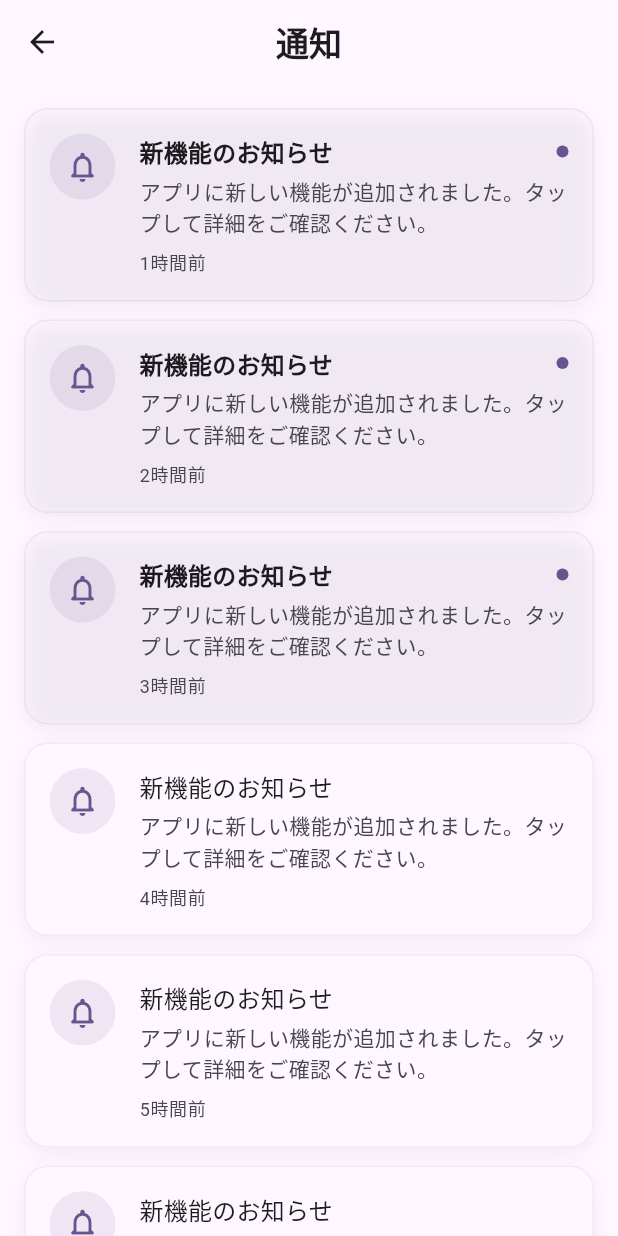
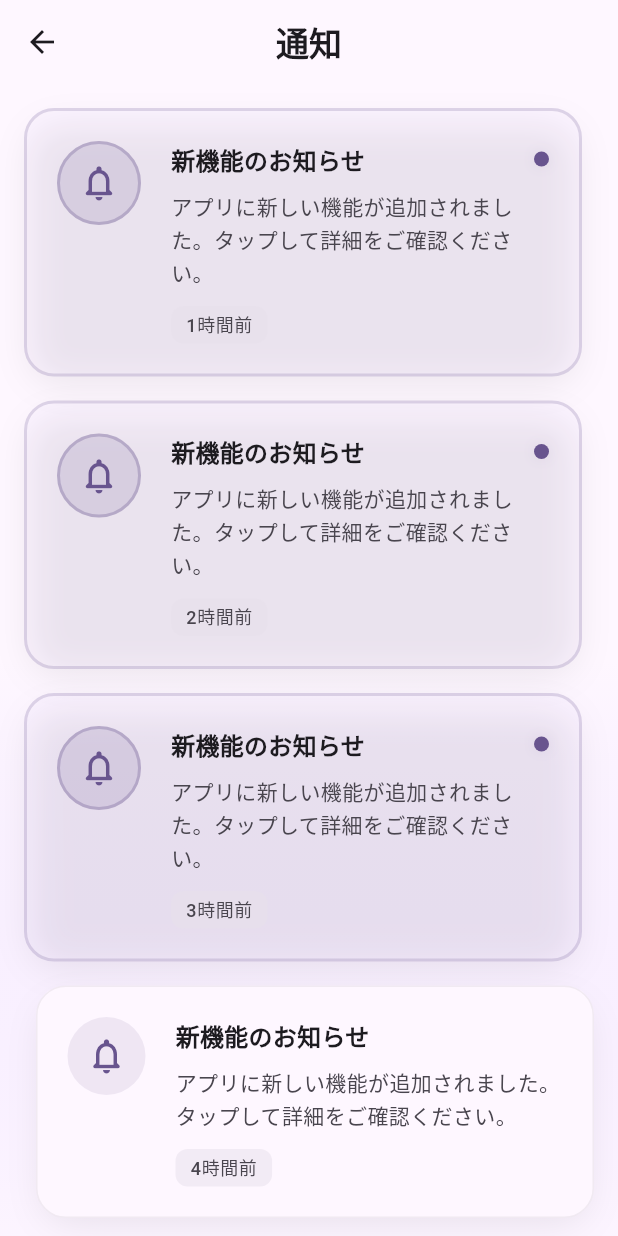
Before and after one commit to Koichi5/cursor_agent_sample, a Flutter app: the NotificationPage screen opened directly, on a phone screen of 412 x 824 dp. Run offline on Flutter 3.47's test engine with Material 3 defaults, Android fonts, the phone set to English and light mode, and no system bars.

Commit message:
feat: Update notification page design

```diff
--- a/lib/views/notification_page/notification_page.dart
+++ b/lib/views/notification_page/notification_page.dart
@@ -20,19 +20,41 @@ class NotificationPage extends StatelessWidget {
         centerTitle: true,
         elevation: 0,
       ),
-      body: ListView.builder(
+      body: Container(
+        decoration: BoxDecoration(
+          gradient: LinearGradient(
+            begin: Alignment.topCenter,
+            end: Alignment.bottomCenter,
+            colors: [
+              theme.colorScheme.surface,
+              theme.colorScheme.surface,
+              theme.colorScheme.primaryContainer.withOpacity(0.1),
+            ],
+          ),
+        ),
+        child: ListView.builder(
           padding: const EdgeInsets.all(16),
           itemCount: 10,
           itemBuilder: (context, index) {
             final isUnread = index < 3;
-          return _buildNotificationItem(
+            return AnimatedContainer(
+              duration: const Duration(milliseconds: 300),
+              curve: Curves.easeInOut,
+              margin: EdgeInsets.only(
+                bottom: 16,
+                left: isUnread ? 0 : 8,
+                right: isUnread ? 8 : 0,
+              ),
+              child: _buildNotificationItem(
                 context,
                 title: '新機能のお知らせ',
                 message: 'アプリに新しい機能が追加されました。タップして詳細をご確認ください。',
                 time: '${index + 1}時間前',
                 isUnread: isUnread,
+              ),
             );
           },
+        ),
       ),
     );
   }
@@ -46,47 +68,58 @@ class NotificationPage extends StatelessWidget {
   }) {
     final theme = Theme.of(context);
     return Container(
-      margin: const EdgeInsets.only(bottom: 12),
       decoration: BoxDecoration(
         color: isUnread
-            ? theme.colorScheme.primaryContainer.withOpacity(0.1)
+            ? theme.colorScheme.primaryContainer.withOpacity(0.15)
             : theme.colorScheme.surface,
-        borderRadius: BorderRadius.circular(16),
+        borderRadius: BorderRadius.circular(20),
         border: Border.all(
-          color: theme.colorScheme.outline.withOpacity(0.1),
+          color: isUnread
+              ? theme.colorScheme.primary.withOpacity(0.2)
+              : theme.colorScheme.outline.withOpacity(0.1),
+          width: isUnread ? 2 : 1,
         ),
         boxShadow: [
           BoxShadow(
-            color: theme.colorScheme.shadow.withOpacity(0.05),
-            blurRadius: 10,
-            offset: const Offset(0, 4),
+            color: theme.colorScheme.shadow.withOpacity(0.08),
+            blurRadius: 20,
+            offset: const Offset(0, 8),
+            spreadRadius: -4,
           ),
         ],
       ),
       child: Material(
         color: Colors.transparent,
-        borderRadius: BorderRadius.circular(16),
+        borderRadius: BorderRadius.circular(20),
         child: InkWell(
           onTap: () {},
-          borderRadius: BorderRadius.circular(16),
+          borderRadius: BorderRadius.circular(20),
           child: Padding(
-            padding: const EdgeInsets.all(16),
+            padding: const EdgeInsets.all(20),
             child: Row(
               crossAxisAlignment: CrossAxisAlignment.start,
               children: [
                 Container(
-                  padding: const EdgeInsets.all(10),
+                  padding: const EdgeInsets.all(12),
                   decoration: BoxDecoration(
-                    color: theme.colorScheme.primary.withOpacity(0.1),
+                    color: isUnread
+                        ? theme.colorScheme.primary.withOpacity(0.15)
+                        : theme.colorScheme.primary.withOpacity(0.1),
                     shape: BoxShape.circle,
+                    border: isUnread
+                        ? Border.all(
+                            color: theme.colorScheme.primary.withOpacity(0.3),
+                            width: 2,
+                          )
+                        : null,
                   ),
                   child: Icon(
                     Icons.notifications_none_rounded,
                     color: theme.colorScheme.primary,
-                    size: 24,
+                    size: 28,
                   ),
                 ),
-                const SizedBox(width: 16),
+                const SizedBox(width: 20),
                 Expanded(
                   child: Column(
                     crossAxisAlignment: CrossAxisAlignment.start,
@@ -100,34 +133,55 @@ class NotificationPage extends StatelessWidget {
                                 color: theme.colorScheme.onSurface,
                                 fontWeight: isUnread
                                     ? FontWeight.bold
-                                    : FontWeight.w500,
+                                    : FontWeight.w600,
+                                letterSpacing: 0.2,
                               ),
                             ),
                           ),
                           if (isUnread)
                             Container(
-                              width: 8,
-                              height: 8,
+                              width: 10,
+                              height: 10,
                               decoration: BoxDecoration(
                                 color: theme.colorScheme.primary,
                                 shape: BoxShape.circle,
+                                boxShadow: [
+                                  BoxShadow(
+                                    color: theme.colorScheme.primary
+                                        .withOpacity(0.3),
+                                    blurRadius: 8,
+                                    spreadRadius: -2,
+                                  ),
+                                ],
                               ),
                             ),
                         ],
                       ),
-                      const SizedBox(height: 4),
+                      const SizedBox(height: 8),
                       Text(
                         message,
                         style: theme.textTheme.bodyMedium?.copyWith(
                           color: theme.colorScheme.onSurfaceVariant,
-                          height: 1.5,
+                          height: 1.6,
                         ),
                       ),
-                      const SizedBox(height: 8),
-                      Text(
+                      const SizedBox(height: 12),
+                      Container(
+                        padding: const EdgeInsets.symmetric(
+                          horizontal: 10,
+                          vertical: 4,
+                        ),
+                        decoration: BoxDecoration(
+                          color:
+                              theme.colorScheme.surfaceVariant.withOpacity(0.5),
+                          borderRadius: BorderRadius.circular(8),
+                        ),
+                        child: Text(
                           time,
                           style: theme.textTheme.bodySmall?.copyWith(
                             color: theme.colorScheme.onSurfaceVariant,
+                            fontWeight: FontWeight.w500,
+                          ),
                         ),
                       ),
                     ],
```
Lines whose indentation alone changed are shown as unchanged.
